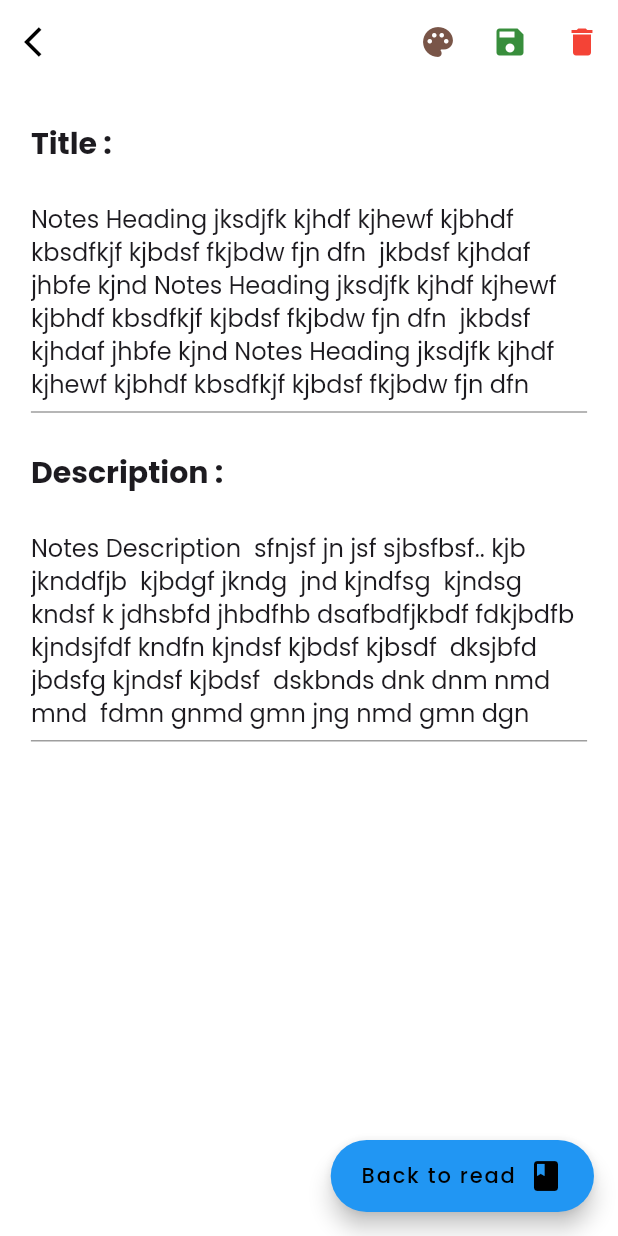
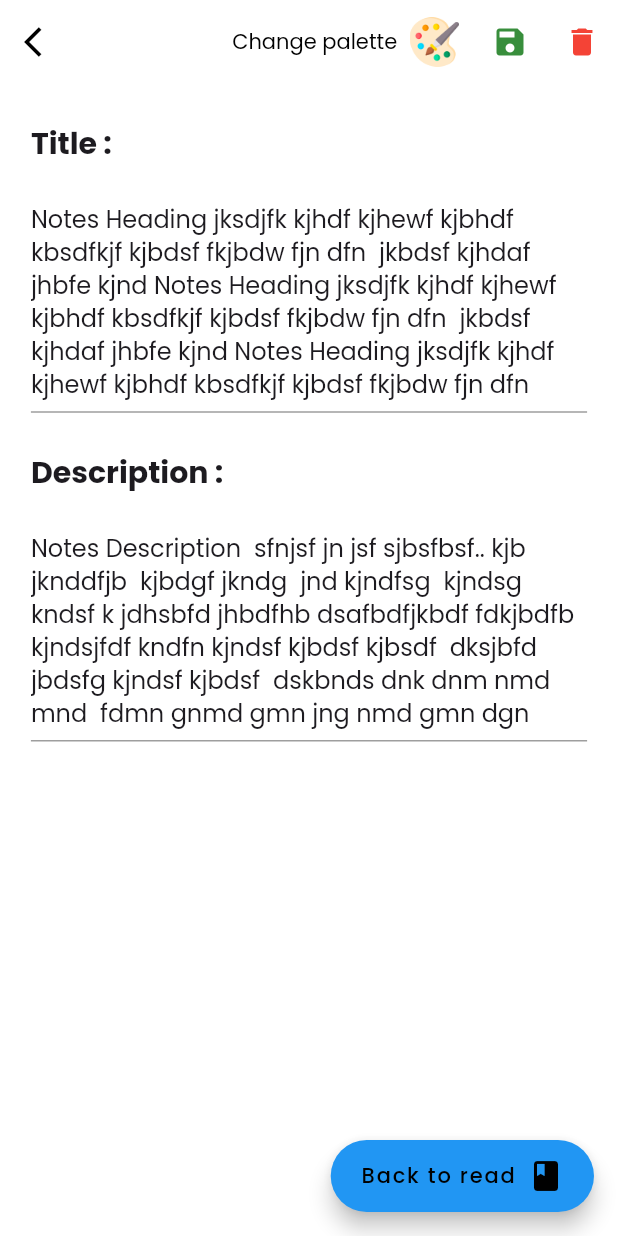
Before and after one commit to SheikMohideen007/GoogleSheetsAPI, a Flutter app: the DetailScreen screen opened directly, after a tap on "Edit notes", on a phone screen of 412 x 824 dp. Run offline on Flutter 3.47's test engine with Material 3 defaults, Android fonts, the phone set to English and light mode, and no system bars; our stand-ins replace google_fonts; missing offline and left inert: flex_color_picker.

Commit message:
ui part done

```diff
--- a/lib/screens/details_screen.dart
+++ b/lib/screens/details_screen.dart
@@ -1,5 +1,6 @@
 import 'package:flutter/material.dart';
 import 'package:myapp/utils/alerts.dart';
+import 'package:myapp/utils/colorpicker.dart';
 import 'package:myapp/utils/customized_textfield.dart';
 
 class DetailScreen extends StatefulWidget {
@@ -18,6 +19,8 @@ class _DetailScreenState extends State<DetailScreen> {
   int descriptionMaxLines = 1;
   bool isImageSelected = false;
   bool isRead = true;
+  Color color = Colors.white;
+  Color tempColor = Colors.white;
   @override
   void initState() {
     super.initState();
@@ -37,7 +40,7 @@ class _DetailScreenState extends State<DetailScreen> {
     devWidth = MediaQuery.of(context).size.width;
     return SafeArea(
       child: Scaffold(
-        backgroundColor: Colors.white,
+        backgroundColor: color,
         appBar: AppBar(
           backgroundColor: Colors.transparent,
           elevation: 0,
@@ -48,9 +51,29 @@ class _DetailScreenState extends State<DetailScreen> {
               icon: Icon(Icons.arrow_back_ios, color: Colors.black)),
           actions: [
             !isRead
-                ? IconButton(
-                    onPressed: () {},
-                    icon: Icon(Icons.palette, color: Colors.brown))
+                ? Row(
+                    children: [
+                      Text('Change palette',
+                          style: TextStyle(color: Colors.black)),
+                      SizedBox(width: devWidth * 0.02),
+                      GestureDetector(
+                        //opening the color dialog picker to set the notes background
+                        onTap: () => Colorpicker.colorPickerDialog(
+                            context: context,
+                            onColorChanged: (color) {
+                              setState(() {
+                                this.color = color;
+                              });
+                            }),
+                        child: Padding(
+                          padding: EdgeInsets.only(right: 10),
+                          child: SizedBox(
+                              width: devWidth * 0.08,
+                              child: Image.asset('images/palette.png')),
+                        ),
+                      )
+                    ],
+                  )
                 : SizedBox(),
             !isRead
                 ? IconButton(
@@ -134,7 +157,8 @@ class _DetailScreenState extends State<DetailScreen> {
                   isRead = false;
                 } else {
                   if (title.text == tempTitle &&
-                      description.text == tempDescription) {
+                      description.text == tempDescription &&
+                      tempColor == color) {
                     isRead = true;
                   } else {
                     Alerts.showAlert(
@@ -150,6 +174,7 @@ class _DetailScreenState extends State<DetailScreen> {
                           //rollback to the previous changes
                           description.text = tempDescription;
                           title.text = tempTitle;
+                          color = tempColor;
                           isRead = true;
                         });
                   }
--- a/pubspec.yaml
+++ b/pubspec.yaml
@@ -37,6 +37,7 @@ dependencies:
   cupertino_icons: ^1.0.6
   google_fonts: ^6.2.1
   http: ^1.2.2
+  flex_color_picker: ^3.5.1
 
 dev_dependencies:
   flutter_test:
@@ -61,8 +62,8 @@ flutter:
   uses-material-design: true
 
   # To add assets to your application, add an assets section, like this:
-  # assets:
-  #   - images/a_dot_burr.jpeg
+  assets:
+    - images/
   #   - images/a_dot_ham.jpeg
 
   # An image asset can refer to one or more resolution-specific "variants", see
```
Also changed, not shown: lib/screens/create_screen.dart (+22 -8 lines), lib/utils/colorpicker.dart (added, +47 -0 lines), images/palette.png (added), pubspec.lock.
